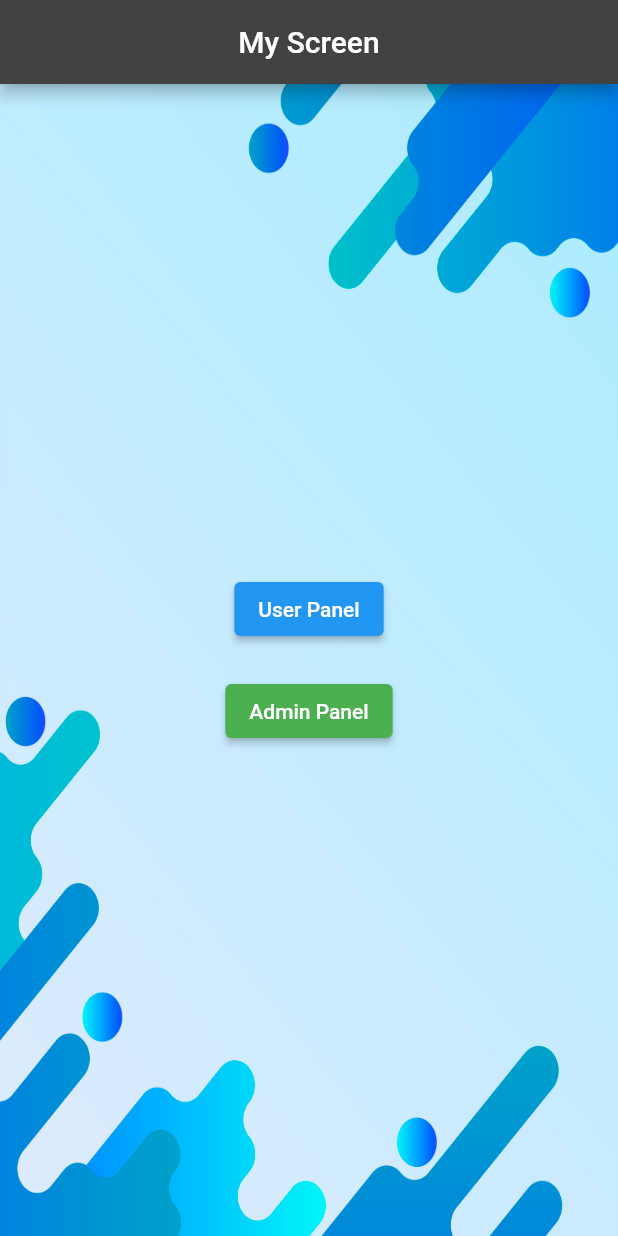
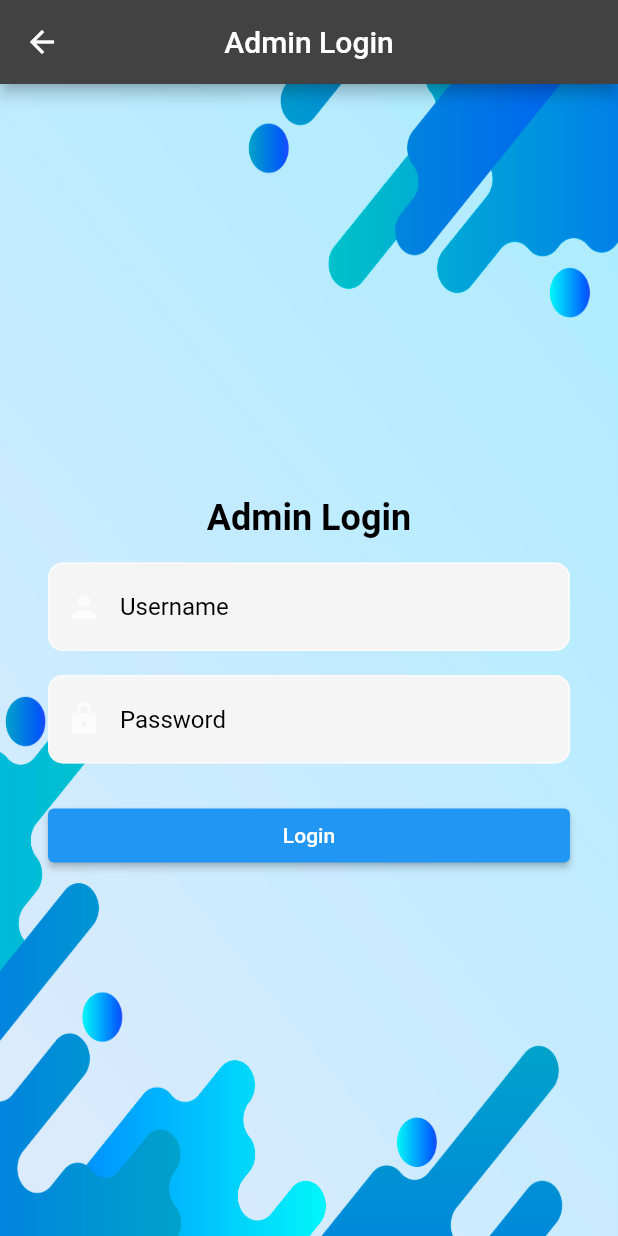
Before and after one commit to MDK-404/students_attendance_record_app, a Flutter app: the screen it shows after launch, after a tap on "Admin Panel", on a phone screen of 412 x 824 dp. Run offline on Flutter 3.47's test engine with Material 2 defaults, Android fonts, the phone set to English and light mode, and no system bars; our stand-ins replace cloud_firestore, firebase_auth, firebase_core, firebase_storage, image_picker; accounts and stored records are empty.

Commit message:
admin login created

```diff
--- a/lib/main.dart
+++ b/lib/main.dart
@@ -3,6 +3,7 @@
 import 'package:firebase_core/firebase_core.dart';
 import 'package:flutter/foundation.dart';
 import 'package:flutter/material.dart';
+import 'package:students_attendance_app/screens/admin_login.dart';
 import 'package:students_attendance_app/screens/home_screen.dart';
 
 import 'package:students_attendance_app/screens/login_screen.dart';
@@ -73,7 +74,8 @@
           'home': (context) => HomeScreen(),
           'signup': (context) => SignupScreen(),
           'user login': (context) => Login_Screen(),
-          'user_dashboard':(context)=>UserDashBoard()
+          'user_dashboard':(context)=>UserDashBoard(),
+          'admin login':(context)=>AdminLoginScreen(),
 
 
         },
--- /dev/null
+++ b/lib/resources/admin_credentials.dart
@@ -0,0 +1,8 @@
+class AdminCredentials {
+  final String username;
+  final String password;
+
+  AdminCredentials(this.username, this.password);
+   AdminCredentials adminCredentials = AdminCredentials('admin', 'admin');
+
+}
--- /dev/null
+++ b/lib/screens/admin_login.dart
@@ -0,0 +1,126 @@
+import 'package:flutter/material.dart';
+import 'package:students_attendance_app/screens/admin_dashboard.dart'; // Import the admin dashboard screen
+
+class AdminLoginScreen extends StatefulWidget {
+  const AdminLoginScreen({Key? key}) : super(key: key);
+
+  @override
+  _AdminLoginScreenState createState() => _AdminLoginScreenState();
+}
+
+class _AdminLoginScreenState extends State<AdminLoginScreen> {
+  TextEditingController _usernameController = TextEditingController();
+  TextEditingController _passwordController = TextEditingController();
+
+  @override
+  Widget build(BuildContext context) {
+    return Scaffold(
+      appBar: AppBar(
+        title: const Text('Admin Login'),
+        centerTitle: true,
+      ),
+      body: Container(
+        decoration: const BoxDecoration(
+          image: DecorationImage(
+            image: AssetImage('lib/assets/Login.jpg'),
+            fit: BoxFit.fill,
+          ),
+        ),
+        child: Center(
+          child: SingleChildScrollView(
+            child: Container(
+              width: 400,
+              decoration: BoxDecoration(
+                color: Colors.transparent,
+                borderRadius: BorderRadius.circular(10),
+              ),
+              margin: const EdgeInsets.all(16),
+              padding: const EdgeInsets.all(16),
+              child: Column(
+                mainAxisSize: MainAxisSize.min,
+                crossAxisAlignment: CrossAxisAlignment.stretch,
+                children: [
+                  const SizedBox(height: 32),
+                  const Text(
+                    'Admin Login',
+                    style: TextStyle(fontSize: 24, fontWeight: FontWeight.bold, color: Colors.black),
+                    textAlign: TextAlign.center,
+                  ),
+                  const SizedBox(height: 16),
+                  TextField(
+                    controller: _usernameController,
+                    style: const TextStyle(color: Colors.black),
+                    decoration: InputDecoration(
+                      fillColor: Colors.grey.shade100,
+                      filled: true,
+                      hintText: 'Username',
+                      hintStyle: TextStyle(
+                        color: Colors.black,
+                      ),
+                      prefixIcon: const Icon(Icons.person),
+                      border: OutlineInputBorder(
+                        borderRadius: BorderRadius.circular(10),
+                      ),
+                    ),
+                  ),
+                  const SizedBox(height: 16),
+                  TextField(
+                    controller: _passwordController,
+                    style: const TextStyle(color: Colors.black),
+                    obscureText: true,
+                    decoration: InputDecoration(
+                      fillColor: Colors.grey.shade100,
+                      filled: true,
+                      hintText: 'Password',
+                      hintStyle: TextStyle(
+                        color: Colors.black,
+                      ),
+                      prefixIcon: const Icon(Icons.lock),
+                      border: OutlineInputBorder(
+                        borderRadius: BorderRadius.circular(10),
+                      ),
+                    ),
+                  ),
+                  const SizedBox(height: 24),
+                  ElevatedButton(
+                    onPressed: () {
+                      String username = _usernameController.text;
+                      String password = _passwordController.text;
+
+                      // Replace the condition with your admin authentication logic
+                      if (username == 'admin' && password == 'admin') {
+                        Navigator.push(
+                          context,
+                          MaterialPageRoute(builder: (context) => AdminDashBoard()),
+                        );
+                      } else {
+                        showDialog(
+                          context: context,
+                          builder: (BuildContext context) {
+                            return AlertDialog(
+                              title: Text('Error'),
+                              content: Text('Incorrect Credentials! Please Try again'),
+                              actions: [
+                                TextButton(
+                                  child: Text('OK'),
+                                  onPressed: () {
+                                    Navigator.pop(context);
+                                  },
+                                ),
+                              ],
+                            );
+                          },
+                        );
+                      }
+                    },
+                    child: const Text("Login"),
+                  ),
+                ],
+              ),
+            ),
+          ),
+        ),
+      ),
+    );
+  }
+}
--- a/lib/screens/home_screen.dart
+++ b/lib/screens/home_screen.dart
@@ -40,7 +40,7 @@ class HomeScreen extends StatelessWidget {
                     ElevatedButton(
                       onPressed: () {
                         // Handle Admin Panel button pressed
-                        Navigator.pushNamed(context, '/admin');
+                        Navigator.pushNamed(context, 'admin login');
                       },
                       style: ElevatedButton.styleFrom(
                         primary: Colors.green, // Replace with desired button color
--- a/lib/screens/login_screen.dart
+++ b/lib/screens/login_screen.dart
@@ -72,7 +72,7 @@ class _Login_ScreenState extends State<Login_Screen> {
                   ),
                   const SizedBox(height: 16),
                   TextField(
-                    style: const TextStyle(),
+                    style: const TextStyle(color: Colors.black),
                     obscureText: true,
                     decoration: InputDecoration(
                       fillColor: Colors.grey.shade100,
```
Also changed, not shown: lib/screens/admin_dashboard.dart (+28 -0 lines), lib/screens/user_dashboard.dart (+22 -14 lines), lib/generated/assets.dart.
